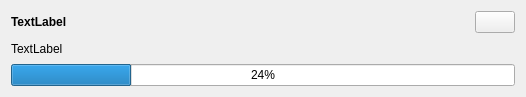
Above: src/downloadwidget.ui from keshavbhatt/whatsie before the change. Below: the same form after it.
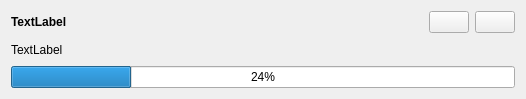
That is the form after the change. Custom widgets are drawn as their Qt base class.

Commit message:
feat: add open file option in download item
- option allows user to open downloaded file directly from download manager

```diff
--- a/src/downloadwidget.ui
+++ b/src/downloadwidget.ui
@@ -7,7 +7,7 @@
     <x>0</x>
     <y>0</y>
     <width>526</width>
-    <height>97</height>
+    <height>99</height>
    </rect>
   </property>
   <property name="styleSheet">
@@ -17,8 +17,8 @@
    <property name="sizeConstraint">
     <enum>QLayout::SetMinAndMaxSize</enum>
    </property>
-   <item row="1" column="0" colspan="2">
-    <widget class="ElidedLabel" name="m_srcUrl">
+   <item row="1" column="0" colspan="3">
+    <widget class="ElidedLabel" name="srcUrl">
      <property name="styleSheet">
       <string notr="true"/>
      </property>
@@ -27,19 +27,13 @@
      </property>
     </widget>
    </item>
-   <item row="0" column="1">
-    <widget class="QPushButton" name="m_cancelButton">
-     <property name="sizePolicy">
-      <sizepolicy hsizetype="Fixed" vsizetype="Fixed">
-       <horstretch>0</horstretch>
-       <verstretch>0</verstretch>
-      </sizepolicy>
-     </property>
+   <item row="2" column="0" colspan="3">
+    <widget class="QProgressBar" name="progressBar">
      <property name="styleSheet">
       <string notr="true"/>
      </property>
-     <property name="flat">
-      <bool>false</bool>
+     <property name="value">
+      <number>24</number>
      </property>
     </widget>
    </item>
@@ -55,15 +49,44 @@
      </property>
     </widget>
    </item>
-   <item row="2" column="0" colspan="2">
-    <widget class="QProgressBar" name="m_progressBar">
-     <property name="styleSheet">
-      <string notr="true"/>
-     </property>
-     <property name="value">
-      <number>24</number>
-     </property>
-    </widget>
+   <item row="0" column="2">
+    <layout class="QHBoxLayout" name="horizontalLayout">
+     <item>
+      <widget class="QPushButton" name="openButton">
+       <property name="sizePolicy">
+        <sizepolicy hsizetype="Fixed" vsizetype="Fixed">
+         <horstretch>0</horstretch>
+         <verstretch>0</verstretch>
+        </sizepolicy>
+       </property>
+       <property name="toolTip">
+        <string>Open file using system application</string>
+       </property>
+       <property name="styleSheet">
+        <string notr="true"/>
+       </property>
+       <property name="flat">
+        <bool>false</bool>
+       </property>
+      </widget>
+     </item>
+     <item>
+      <widget class="QPushButton" name="cancelButton">
+       <property name="sizePolicy">
+        <sizepolicy hsizetype="Fixed" vsizetype="Fixed">
+         <horstretch>0</horstretch>
+         <verstretch>0</verstretch>
+        </sizepolicy>
+       </property>
+       <property name="styleSheet">
+        <string notr="true"/>
+       </property>
+       <property name="flat">
+        <bool>false</bool>
+       </property>
+      </widget>
+     </item>
+    </layout>
    </item>
   </layout>
  </widget>
```
Left out of the diff: 2 changed lines with no effect on the pictures. The commit also changes 2 other files.
